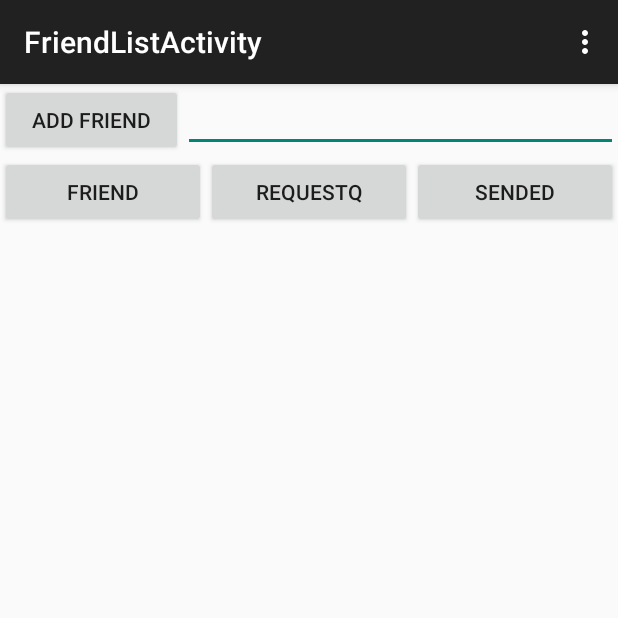
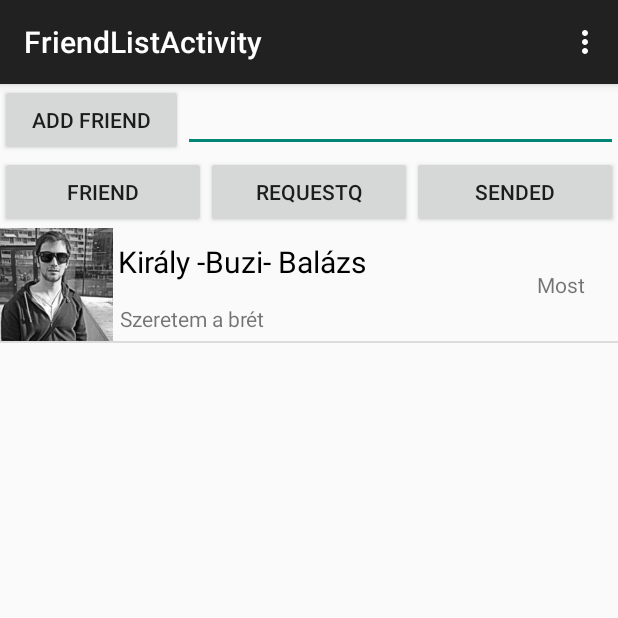
Before and after one commit to Decsii/app, an Android app: the FriendListActivity screen opened directly, with no data from a screen before it, after a tap on "FRIEND", on a phone screen of 412 x 824 dp, the top half of it. Run offline under Robolectric (Android 15) with nearby library versions, the phone set to English and light mode, and no system bars; 5 statements that could not run were skipped.

Commit message:
Standard friendlist

```diff
--- a/src/main/java/com/example/balint/szakdolgozat/FriendListActivity.java
+++ b/src/main/java/com/example/balint/szakdolgozat/FriendListActivity.java
@@ -40,6 +40,7 @@ public class FriendListActivity extends ActionBarActivity {
     private int currentView;
     private Handler messageHandler = new MessageHandler();
     private String[] menuItems;
+    private FriendListAdapter fla;
 
     public class MessageHandler extends Handler {
         @Override
@@ -129,6 +130,8 @@ public class FriendListActivity extends ActionBarActivity {
         setContentView(R.layout.activity_friend_list);
 
         usersListView = (ListView) findViewById(R.id.usersListView);
+        fla = new FriendListAdapter(this);
+        usersListView.setAdapter(fla);
 
         Button btn = (Button) findViewById(R.id.frequestB);
         btn.setOnClickListener(requestB);
@@ -245,8 +248,14 @@ public class FriendListActivity extends ActionBarActivity {
     private void writeFriendList() {
         currentView = 0;
         friendList = tcps.getFriendsString();
-        namesArrayAdapter = new ArrayAdapter<String>(getApplicationContext(), R.layout.user_list_item, friendList);
-        usersListView.setAdapter(namesArrayAdapter);
+        //namesArrayAdapter = new ArrayAdapter<String>(getApplicationContext(), R.layout.user_list_item, friendList);
+        //usersListView.setAdapter(namesArrayAdapter);
+
+
+
+        for( String s : friendList ){
+            fla.addMessage(new FriendListItem("","","",""));
+        }
 
         usersListView.setOnItemClickListener(new AdapterView.OnItemClickListener() {
             @Override
--- /dev/null
+++ b/src/main/java/com/example/balint/szakdolgozat/FriendListAdapter.java
@@ -0,0 +1,77 @@
+package com.example.balint.szakdolgozat;
+
+import android.app.Activity;
+import android.util.Pair;
+import android.view.LayoutInflater;
+import android.view.View;
+import android.view.ViewGroup;
+import android.widget.BaseAdapter;
+import android.widget.ImageView;
+import android.widget.TextView;
+
+import java.util.ArrayList;
+import java.util.List;
+
+/**
+ * Created by Balint on 2015.09.22..
+ */
+public class FriendListAdapter extends BaseAdapter {
+
+    private LayoutInflater layoutInflater;
+    private List<FriendListItem> fli;
+
+    public FriendListAdapter(Activity activity) {
+        layoutInflater = activity.getLayoutInflater();
+        fli = new ArrayList<>();
+    }
+
+    public void addMessage(FriendListItem e) {
+        fli.add(e);
+        notifyDataSetChanged();
+    }
+
+    @Override
+    public int getCount() {
+        return fli.size();
+    }
+
+    @Override
+    public Object getItem(int i) {
+        return fli.get(i);
+    }
+
+    @Override
+    public long getItemId(int i) {
+        return i;
+    }
+
+    @Override
+    public int getViewTypeCount() {
+        return 2;
+    }
+
+    @Override
+    public int getItemViewType(int i) {
+        return fli.get(i).getType();
+    }
+
+    @Override
+    public View getView(int i, View convertView, ViewGroup viewGroup) {
+        if (convertView == null) {
+            convertView = layoutInflater.inflate(R.layout.friend_list_view, viewGroup, false);
+        }
+
+        //String name = fli.get(i).getName();
+
+        TextView txtMessage = (TextView) convertView.findViewById(R.id.nameText);
+        txtMessage.setText("Király -Buzi- Balázs");
+
+        TextView txtMessage2 = (TextView) convertView.findViewById(R.id.lastMsgText);
+        txtMessage2.setText("Szeretem a brét");
+
+        TextView txtMessage3 = (TextView) convertView.findViewById(R.id.timeText);
+        txtMessage3.setText("Most");
+
+        return convertView;
+    }
+}
--- /dev/null
+++ b/src/main/java/com/example/balint/szakdolgozat/FriendListItem.java
@@ -0,0 +1,42 @@
+package com.example.balint.szakdolgozat;
+
+import android.widget.BaseAdapter;
+
+/**
+ * Created by Balint on 2015.09.22..
+ */
+public class FriendListItem{
+
+    String img;
+    String name;
+    String lstMsg;
+    String time;
+    final int type = 0;
+
+    public FriendListItem(String img, String name, String lstMsg, String time) {
+        this.img = img;
+        this.name = name;
+        this.lstMsg = lstMsg;
+        this.time = time;
+    }
+
+    public int getType() {
+        return type;
+    }
+
+    public String getImg() {
+        return img;
+    }
+
+    public String getName() {
+        return name;
+    }
+
+    public String getLstMsg() {
+        return lstMsg;
+    }
+
+    public String getTime() {
+        return time;
+    }
+}
--- a/src/main/java/com/example/balint/szakdolgozat/MessagingActivity.java
+++ b/src/main/java/com/example/balint/szakdolgozat/MessagingActivity.java
@@ -179,7 +179,6 @@ public class MessagingActivity extends ActionBarActivity {
                 .equalTo("fromid", tcps.myId)
                 .findAll();
 
-
         List<String> asd = new ArrayList<>();
         List<Integer> asd2 = new ArrayList<>();
         if (result.size() != 0) {
--- /dev/null
+++ b/src/main/res/layout/friend_list_view.xml
@@ -0,0 +1,50 @@
+<?xml version="1.0" encoding="utf-8"?>
+<LinearLayout xmlns:android="http://schemas.android.com/apk/res/android"
+    android:orientation="horizontal" android:layout_width="match_parent"
+    android:layout_height="match_parent"
+    android:weightSum="1"
+    android:id="@+id/cardLayout"
+    android:baselineAligned="false">
+
+    <ImageView
+        android:layout_width="75dp"
+        android:layout_height="75dp"
+        android:src="@drawable/balazs"
+        android:id="@+id/imgView" />
+
+    <LinearLayout
+        android:orientation="vertical"
+        android:layout_width="wrap_content"
+        android:layout_height="75dp"
+        android:layout_weight="1"
+        android:id="@+id/msgLayout">
+
+        <TextView
+            android:layout_width="fill_parent"
+            android:gravity="center_vertical"
+            android:layout_height="45dp"
+            android:textAppearance="?android:attr/textAppearanceSmall"
+            android:id="@+id/nameText"
+            android:layout_marginLeft="3dp"
+            android:textSize="20sp"
+            android:textColor="#000"/>
+            android:layout_gravity="center_horizontal" />
+
+        <TextView
+            android:layout_width="fill_parent"
+            android:gravity="center_vertical"
+            android:layout_height="30dp"
+            android:textAppearance="?android:attr/textAppearanceSmall"
+            android:layout_marginLeft="3dp"
+            android:id="@+id/lastMsgText"
+            android:layout_gravity="center_horizontal" />
+    </LinearLayout>
+
+    <TextView
+        android:layout_width="75dp"
+        android:layout_height="75dp"
+        android:gravity="center"
+        android:textAppearance="?android:attr/textAppearanceSmall"
+        android:id="@+id/timeText"
+        android:text="Most" />
+</LinearLayout>
```
Also changed, not shown: src/main/res/drawable/balazs.png (added).
